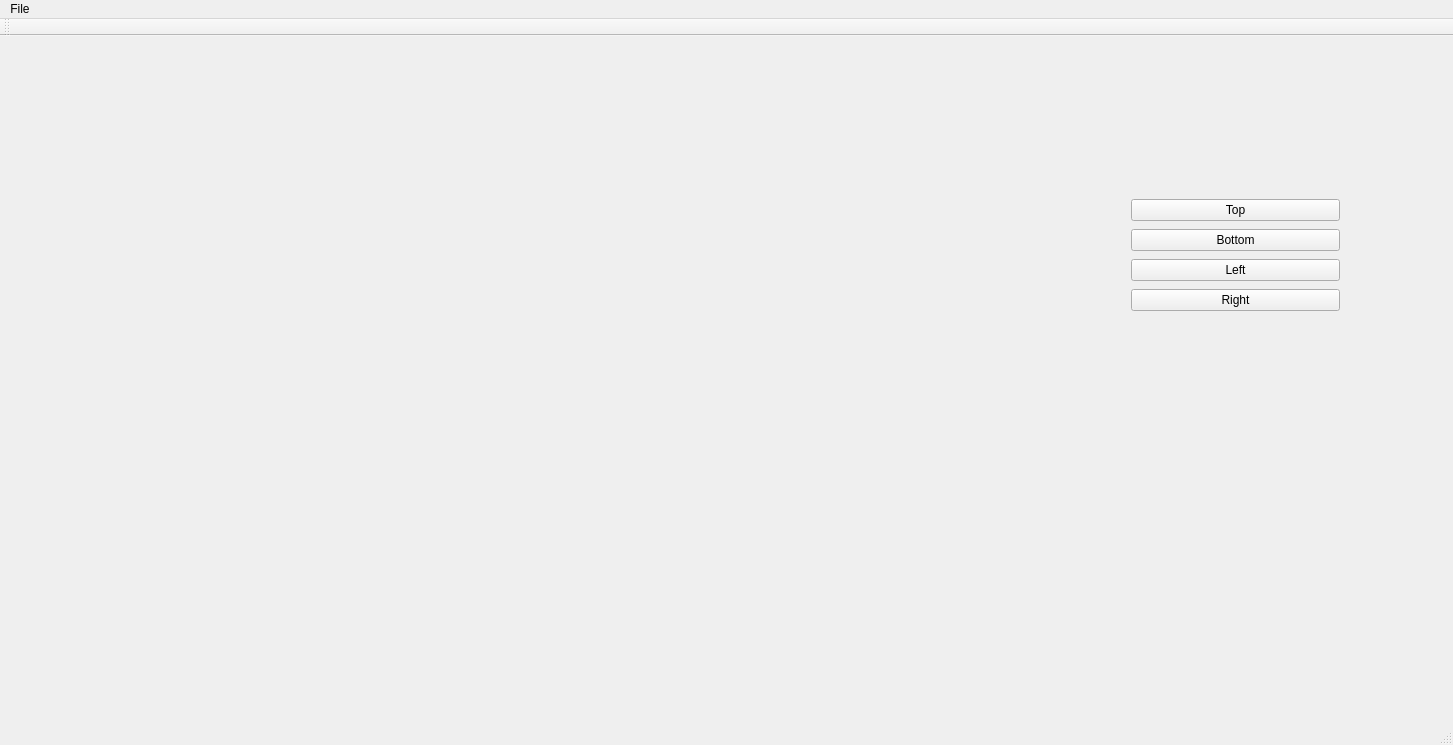
Above: mainwindow.ui from monsieur7/robotProjet before the change. Below: the same form after it.
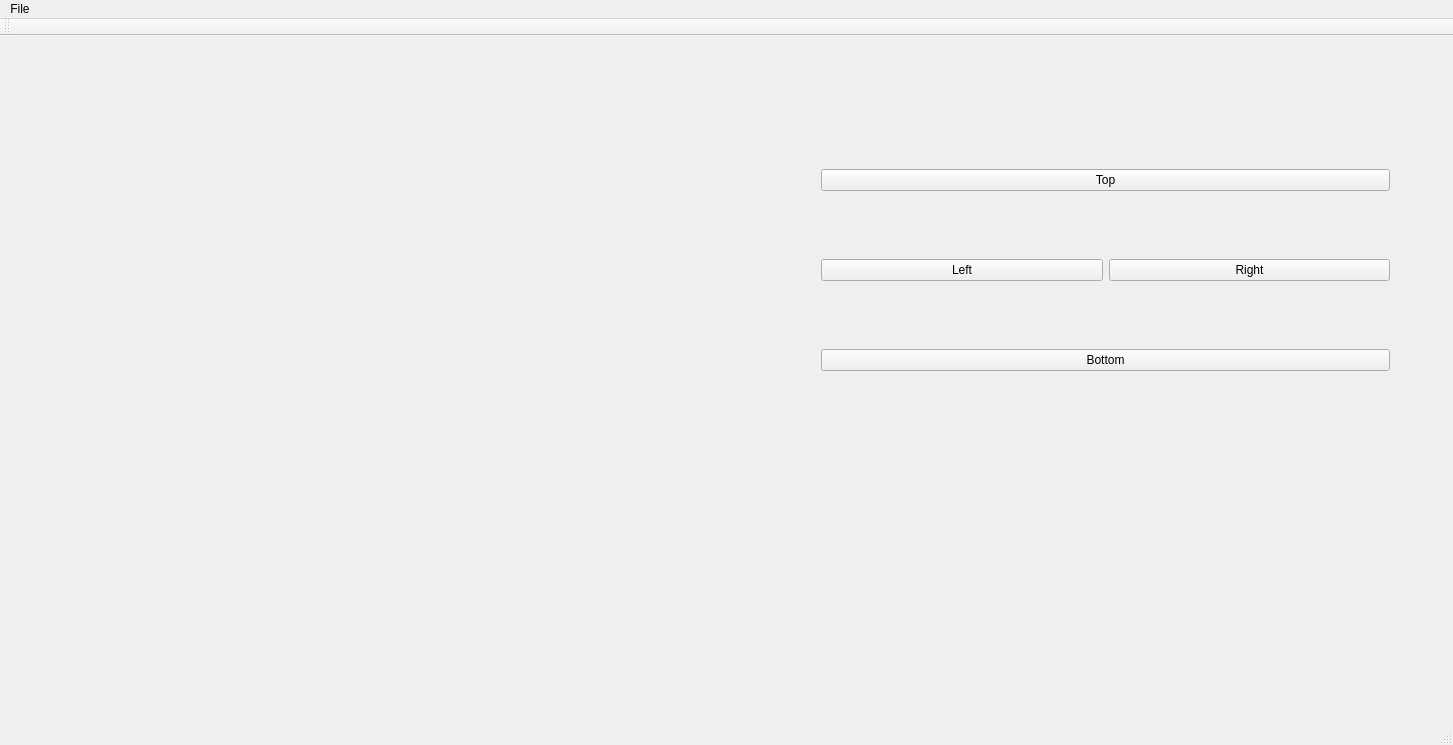
That is the form after the change.

```diff
--- a/mainwindow.ui
+++ b/mainwindow.ui
@@ -17,20 +17,13 @@
    <widget class="QWidget" name="gridLayoutWidget">
     <property name="geometry">
      <rect>
-      <x>1120</x>
-      <y>150</y>
-      <width>231</width>
-      <height>141</height>
+      <x>810</x>
+      <y>60</y>
+      <width>591</width>
+      <height>351</height>
      </rect>
     </property>
-    <layout class="QGridLayout" name="gridLayout">
-     <item row="2" column="0">
-      <widget class="QPushButton" name="left">
-       <property name="text">
-        <string>Left</string>
-       </property>
-      </widget>
-     </item>
+    <layout class="QGridLayout" name="gridLayout_2">
      <item row="0" column="0">
       <widget class="QPushButton" name="Top">
        <property name="text">
@@ -38,19 +31,30 @@
        </property>
       </widget>
      </item>
-     <item row="1" column="0">
+     <item row="2" column="0">
       <widget class="QPushButton" name="bottom">
        <property name="text">
         <string>Bottom</string>
        </property>
       </widget>
      </item>
-     <item row="3" column="0">
+     <item row="1" column="0">
+      <layout class="QHBoxLayout" name="horizontalLayout">
+       <item>
+        <widget class="QPushButton" name="left">
+         <property name="text">
+          <string>Left</string>
+         </property>
+        </widget>
+       </item>
+       <item>
       <widget class="QPushButton" name="right">
        <property name="text">
         <string>Right</string>
        </property>
       </widget>
+       </item>
+      </layout>
      </item>
     </layout>
    </widget>
```
Left out of the diff: 2 changed lines with no effect on the pictures. Lines whose indentation alone changed are shown as unchanged.
